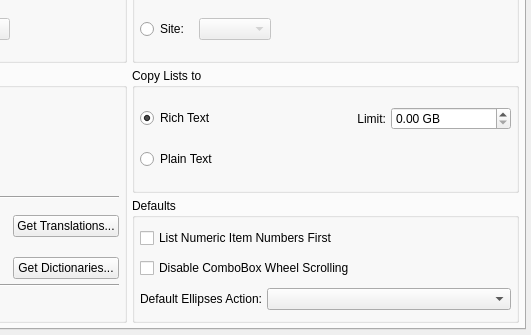
The window that guiclient/userPreferences.ui (interhawk/qt-client) describes before a commit, drawn with Qt 5; both pictures show x 272 to 803 and y 188 to 523 of the 803 by 523 pixel window.
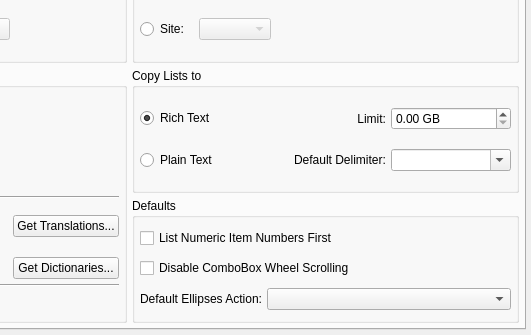
The same window after the commit. Custom widgets are drawn as their Qt base class.

Patch:
```diff
--- a/guiclient/userPreferences.ui
+++ b/guiclient/userPreferences.ui
@@ -289,6 +289,20 @@
             </property>
            </widget>
           </item>
+          <item row="1" column="2">
+           <widget class="QComboBox" name="_delimiter">
+            <property name="editable">
+             <bool>true</bool>
+            </property>
+           </widget>
+          </item>
+          <item row="1" column="1" alignment="Qt::AlignRight">
+           <widget class="QLabel" name="label_5">
+            <property name="text">
+             <string>Default Delimiter:</string>
+            </property>
+           </widget>
+          </item>
          </layout>
         </widget>
        </item>
```
